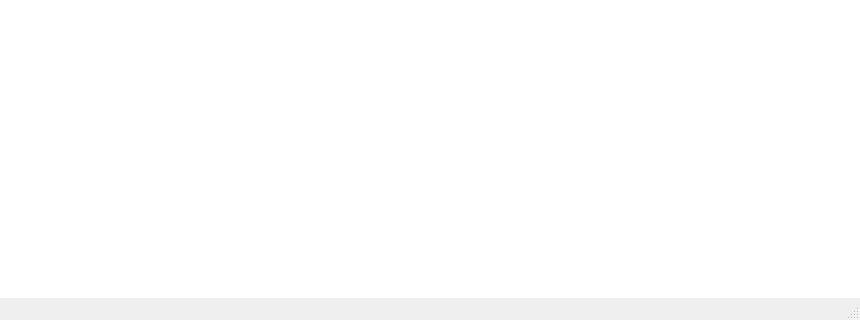
Above: mainwindow.ui from LeeChiWon/QCClient before the change; both pictures show x 0 to 860 and y 320 to 640 of the 860 by 640 pixel window. Below: the same form after it.
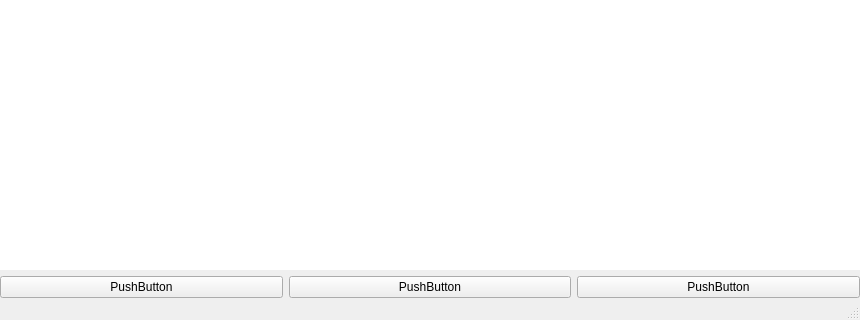
That is the form after the change. Icons and pictures are not drawn.

```diff
--- a/mainwindow.ui
+++ b/mainwindow.ui
@@ -59,6 +59,31 @@
       </property>
      </widget>
     </item>
+    <item row="1" column="0">
+     <layout class="QHBoxLayout" name="horizontalLayout">
+      <item>
+       <widget class="QPushButton" name="pushButton">
+        <property name="text">
+         <string>PushButton</string>
+        </property>
+       </widget>
+      </item>
+      <item>
+       <widget class="QPushButton" name="pushButton_2">
+        <property name="text">
+         <string>PushButton</string>
+        </property>
+       </widget>
+      </item>
+      <item>
+       <widget class="QPushButton" name="pushButton_3">
+        <property name="text">
+         <string>PushButton</string>
+        </property>
+       </widget>
+      </item>
+     </layout>
+    </item>
    </layout>
   </widget>
   <widget class="QMenuBar" name="menuBar">
```
